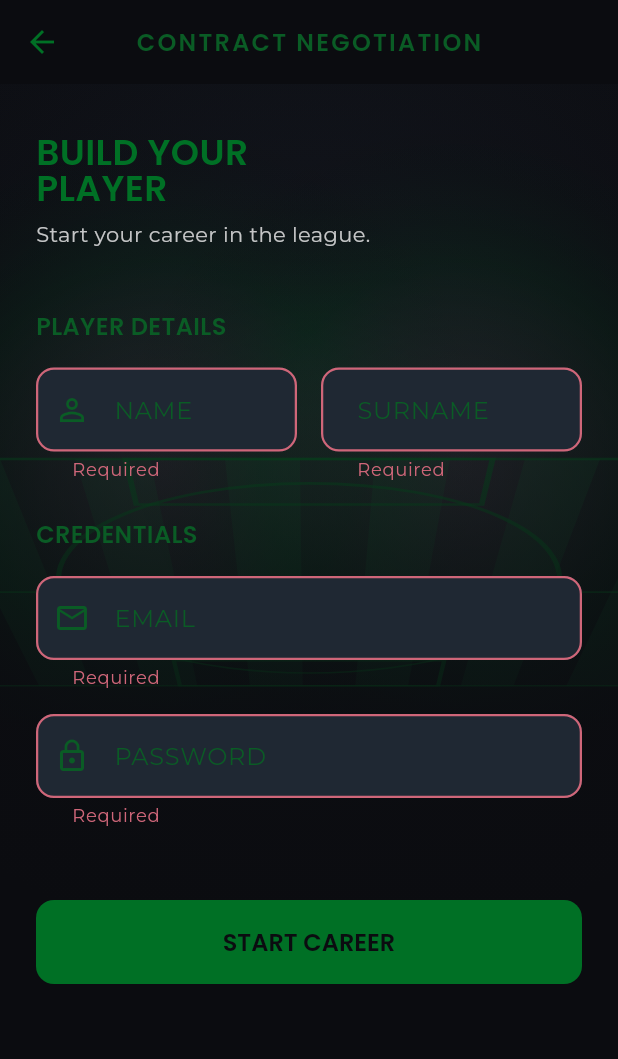
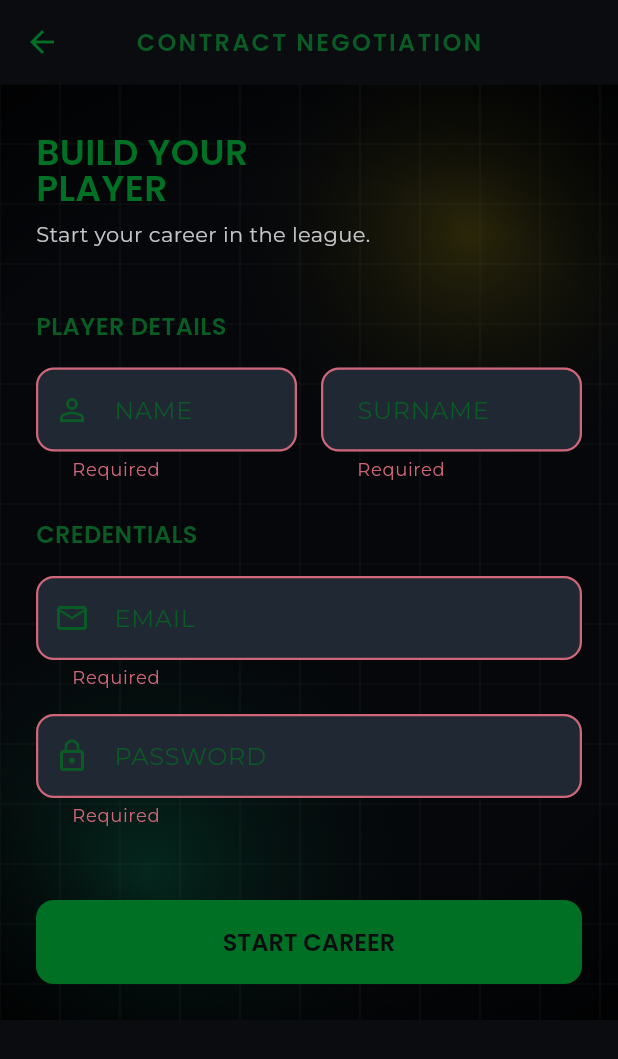
Before and after one commit to usanema/footstar, a Flutter app: the RegistrationScreen screen opened by its route, after a tap on "START CAREER", on a phone screen of 412 x 824 dp. Shown: the top 1059 px of the screen. Run offline on Flutter 3.47's test engine with Material 3 defaults, Android fonts, the phone set to English and light mode, and no system bars; our stand-ins replace flutter_svg, google_fonts, supabase_flutter; accounts and stored records are empty; network calls fail.

Commit message:
chore: clean up gitignore and update project docs
- Added devtools_options.yaml, macos/, ios/Podfile, ios/Podfile.lock to .gitignore
- Discarded auto-generated iOS xcconfig/xcodeproj/xcworkspace noise
- Updated GEMINI.md with latest project state
- Updated footstar-logo.svg and stadium_background.dart

```diff
--- a/footstar-frontend/lib/features/auth/presentation/widgets/stadium_background.dart
+++ b/footstar-frontend/lib/features/auth/presentation/widgets/stadium_background.dart
@@ -1,210 +1,101 @@
 import 'dart:math' as math;
 import 'package:flutter/material.dart';
 
+/// A sleek, modern gradient background for the login screen.
+///
+/// Replaces the literal stadium imagery with a premium abstract aesthetic
+/// using the app's brand colors (Emerald Green, Gold, Deep Black).
 class StadiumBackground extends StatelessWidget {
   const StadiumBackground({super.key});
 
   @override
   Widget build(BuildContext context) {
-    // Colors from the CSS
-    const pitchBlack = Color(0xFF0B0C10);
-    const grassLight = Color.fromRGBO(16, 137, 62, 0.15);
-    const grassLine = Color.fromRGBO(0, 112, 37, 0.5);
-    const lightGlow = Color.fromRGBO(0, 112, 37, 0.15);
+    const deepVoid = Color(0xFF05070A); // Almost black
+    const emerald = Color(0xFF00A86B);
+    const gold = Color(0xFFFFD700);
 
     return Container(
-      color: pitchBlack,
+      color: deepVoid,
       child: Stack(
         fit: StackFit.expand,
         children: [
-          // --- 1. VIGNETTE BACKGROUND ---
-          DecoratedBox(
-            decoration: BoxDecoration(
-              gradient: RadialGradient(
-                center: const Alignment(0, -0.4), // approx 50% 30%
-                radius: 1.2,
-                colors: [
-                  const Color(0xFF151922),
-                  pitchBlack.withOpacity(0.8), // Smooth blend
-                ],
-                stops: const [0.0, 0.8],
-              ),
-            ),
-          ),
-
-          // --- 2. FLOODLIGHTS ---
-          // Left Light
+          // 1. Base subtle emerald pulse from bottom-left
           Positioned(
-            top: -150,
-            left: -100, // approximated -50% width
-            right: 100, // extend width
-            height: 800,
-            child: Transform.rotate(
-              angle: 25 * (math.pi / 180),
+            bottom: -200,
+            left: -200,
+            width: 600,
+            height: 600,
             child: Container(
               decoration: BoxDecoration(
+                shape: BoxShape.circle,
                 gradient: RadialGradient(
-                    center: Alignment.center,
-                    radius: 0.8,
-                    colors: [
-                      Colors.white.withOpacity(0.12),
-                      lightGlow,
-                      Colors.transparent,
-                    ],
-                    stops: const [0.0, 0.4, 0.7],
-                  ),
-                ),
-              ),
-            ),
-          ),
-          // Right Light
-          Positioned(
-            top: -150,
-            right: -100,
-            left: 100,
-            height: 800,
-            child: Transform.rotate(
-              angle: -25 * (math.pi / 180),
-              child: Container(
-                decoration: BoxDecoration(
-                  gradient: RadialGradient(
-                    center: Alignment.center,
-                    radius: 0.8,
-                    colors: [
-                      Colors.white.withOpacity(0.12),
-                      lightGlow,
-                      Colors.transparent,
-                    ],
-                    stops: const [0.0, 0.4, 0.7],
-                  ),
+                  colors: [emerald.withOpacity(0.2), Colors.transparent],
+                  stops: const [0.0, 0.7],
                 ),
               ),
             ),
           ),
 
-          // --- 3. 3D PITCH PERSPECTIVE ---
+          // 2. Subtle gold glow from top-right (suggesting victory/light)
           Positioned(
-            top:
-                250, // Moved down to simulate "bottom: -10%" relative to typical screen
-            // or we use bottom positioning if we want it anchored there
-            bottom: -100,
-            left: -100,
-            right: -100,
-            child: Transform(
-              transform: Matrix4.identity()
-                ..setEntry(3, 2, 0.001) // Perspective
-                ..rotateX(
-                  1.1,
-                ), // ~63 deg, 75 might be too extreme for this view height
-              alignment: Alignment.topCenter,
-              child: CustomPaint(
-                painter: _PitchPainter(
-                  lineColor: grassLine,
-                  grassColor: grassLight,
+            top: -150,
+            right: -150,
+            width: 500,
+            height: 500,
+            child: Container(
+              decoration: BoxDecoration(
+                shape: BoxShape.circle,
+                gradient: RadialGradient(
+                  colors: [gold.withOpacity(0.15), Colors.transparent],
+                  stops: const [0.0, 0.7],
                 ),
               ),
             ),
           ),
 
-          // --- 4. FOG OVERLAY ---
-          Positioned.fill(
-            child: DecoratedBox(
+          // 3. Main atmospheric overlay (Vignette + Noise simulation)
+          // Using a gradient that darkens edges to focus attention on center content
+          const DecoratedBox(
             decoration: BoxDecoration(
-                gradient: LinearGradient(
-                  begin: Alignment.topCenter,
-                  end: Alignment.bottomCenter,
+              gradient: RadialGradient(
+                center: Alignment.center,
+                radius: 1.0,
                 colors: [
-                    const Color(0xFF0B0C10).withOpacity(0.1),
-                    const Color(0xFF0B0C10).withOpacity(0.6),
-                    pitchBlack.withOpacity(0.9),
+                  Colors.transparent,
+                  Color(0xFF000000), // Pure black vignette
                 ],
-                  stops: const [0.0, 0.5, 0.9],
+                stops: [0.6, 1.0],
               ),
             ),
           ),
-          ),
+
+          // 4. Mesh/Grid overlay (Optional technical feel)
+          // Very subtle pattern to break the flatness
+          CustomPaint(painter: _SubtleGridPainter()),
         ],
       ),
     );
   }
 }
 
-class _PitchPainter extends CustomPainter {
-  final Color lineColor;
-  final Color grassColor;
-
-  _PitchPainter({required this.lineColor, required this.grassColor});
-
+class _SubtleGridPainter extends CustomPainter {
   @override
   void paint(Canvas canvas, Size size) {
     final paint = Paint()
-      ..style = PaintingStyle.stroke
-      ..strokeWidth = 4.0
-      ..color = lineColor;
+      ..color = Colors.white.withOpacity(0.03)
+      ..strokeWidth = 1;
 
-    final fillPaint = Paint()
-      ..style = PaintingStyle.fill
-      ..color = grassColor;
+    const double spacing = 40.0;
 
-    // Draw Grass Stripes (Horizontal)
-    // Simulates repeating-linear-gradient(90deg, transparent 0, transparent 49px, rgba... 50px)
-    // but typically grass stripes on a pitch are horizontal or vertical.
-    // The CSS had `repeating-linear-gradient(90deg...)` which makes VERTICAL stripes.
-    // Let's draw vertical stripes.
-    double stripeWidth = 50.0;
-    for (double x = 0; x < size.width; x += stripeWidth * 2) {
-      canvas.drawRect(
-        Rect.fromLTWH(x + stripeWidth, 0, stripeWidth, size.height),
-        fillPaint,
-      );
+    // Draw vertical lines
+    for (double x = 0; x < size.width; x += spacing) {
+      canvas.drawLine(Offset(x, 0), Offset(x, size.height), paint);
     }
 
-    // Draw Outer Border
-    canvas.drawRect(Rect.fromLTWH(0, 0, size.width, size.height), paint);
-
-    // Draw Half Line
-    canvas.drawLine(
-      Offset(0, size.height / 2),
-      Offset(size.width, size.height / 2),
-      paint,
-    );
-
-    // Draw Center Circle
-    canvas.drawCircle(
-      Offset(size.width / 2, size.height / 2),
-      200, // Radius matching CSS width/2
-      paint,
-    );
-
-    // Draw Penalty Area (Top - mimics CSS "top: -2px")
-    // In CSS it was top: -2px, meaning it attached to the top border.
-    // But a half-pitch view usually implies we are looking at one goal.
-    // The CSS has `half-line` at `top: 50%`. So this is a full pitch view?
-    // CSS "penalty-area" was `top: -2px`. So it's at the very top of the div.
-    double penaltyWidth = size.width * 0.4;
-    double penaltyHeight = size.height * 0.15;
-
-    // Top Goal Area
-    canvas.drawRect(
-      Rect.fromLTWH(
-        (size.width - penaltyWidth) / 2,
-        0,
-        penaltyWidth,
-        penaltyHeight,
-      ),
-      paint,
-    );
-
-    // Bottom Goal Area (Mirror for symmetry if we assume full pitch)
-    canvas.drawRect(
-      Rect.fromLTWH(
-        (size.width - penaltyWidth) / 2,
-        size.height - penaltyHeight,
-        penaltyWidth,
-        penaltyHeight,
-      ),
-      paint,
-    );
+    // Draw horizontal lines
+    for (double y = 0; y < size.height; y += spacing) {
+      canvas.drawLine(Offset(0, y), Offset(size.width, y), paint);
+    }
   }
 
   @override
```
Also changed, not shown: footstar-frontend/assets/logo/footstar-logo.svg, 2 other files. Lines whose indentation alone changed are shown as unchanged.
